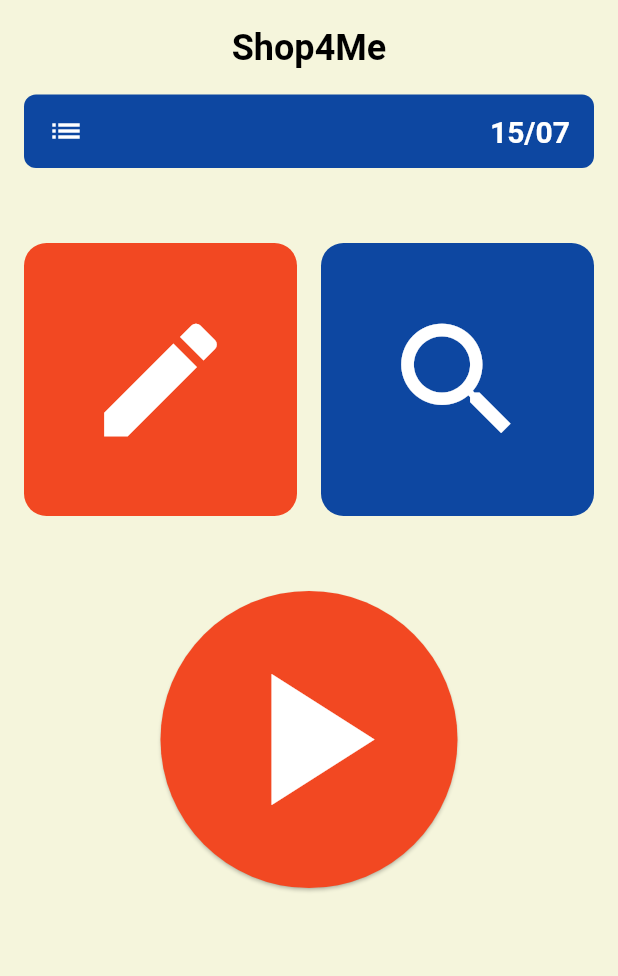
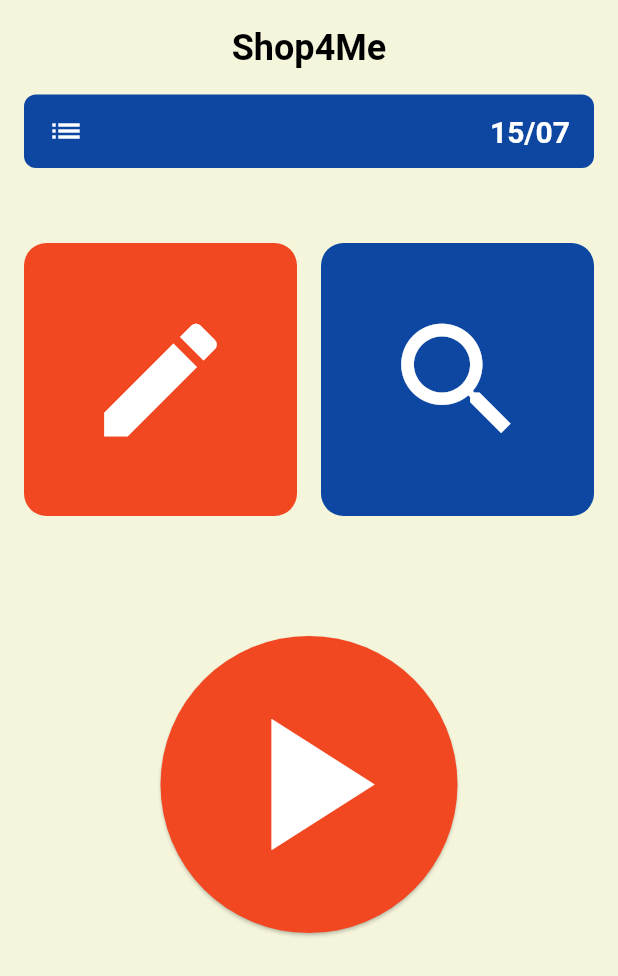
Before and after one commit to MatthieuFranques/ShopForMe, a Flutter app: the screen it shows after launch, on a phone screen of 412 x 824 dp. Shown: the top 976 px of the screen. Run offline on Flutter 3.47's test engine with Material 3 defaults, Android fonts, the phone set to English and light mode, and no system bars.

Commit message:
feat(screen): Update home screen layout and functionality

```diff
--- a/mobile/lib/ui/screens/home_screen.dart
+++ b/mobile/lib/ui/screens/home_screen.dart
@@ -25,16 +25,25 @@ class HomeScreen extends StatelessWidget {
               const SizedBox(height: 50),
               Row(
                 children: [
-                  Expanded(child: ActionButton(icon: Icons.edit, color: Theme.of(context).colorScheme.secondary)),
+                  Expanded(
+                      child: ActionButton(
+                          icon: Icons.edit,
+                          color: Theme.of(context).colorScheme.secondary,
+                          onPressed: () => _navigateToEditList(context))),
                   const SizedBox(width: 16),
-                  Expanded(child: ActionButton(icon: Icons.search, color: Theme.of(context).primaryColor)),
+                  Expanded(
+                      child: ActionButton(
+                          icon: Icons.search,
+                          color: Theme.of(context).primaryColor,
+                          onPressed: () => _searchProduct(context))),
                 ],
               ),
-              const SizedBox(height: 50),
+              const SizedBox(height: 80),
               Center(
                 child: StartButton(
                   onPressed: () {
                     // TODO: Implement start shopping functionality
+                    _startShopping(context);
                   },
                 ),
               ),
@@ -44,4 +53,31 @@ class HomeScreen extends StatelessWidget {
       ),
     );
   }
+
+  void _navigateToEditList(BuildContext context) {
+    // TODO: Implement navigation to edit list screen
+    // Navigator.push(
+    //   context,
+    //   MaterialPageRoute(builder: (context) => const EditListScreen()),
+    // );
+    print('Navigating to edit list screen');
+  }
+
+  void _searchProduct(BuildContext context) {
+    // TODO: Implement navigation to search screen
+    // Navigator.push(
+    //   context,
+    //   MaterialPageRoute(builder: (context) => const NavigationScreen()),
+    // );
+    print('Navigating to search screen');
+  }
+
+  void _startShopping(BuildContext context) {
+    // TODO: Implement start shopping functionality
+    // Navigator.push(
+    //   context,
+    //   MaterialPageRoute(builder: (context) => const Shopping()),
+    // );
+    print('Starting shopping');
+  }
 }
```
